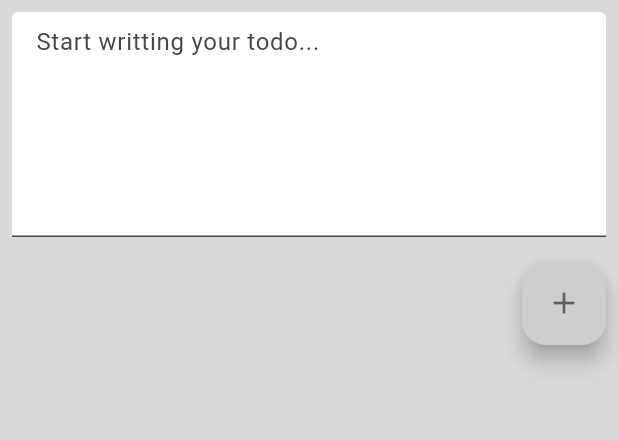
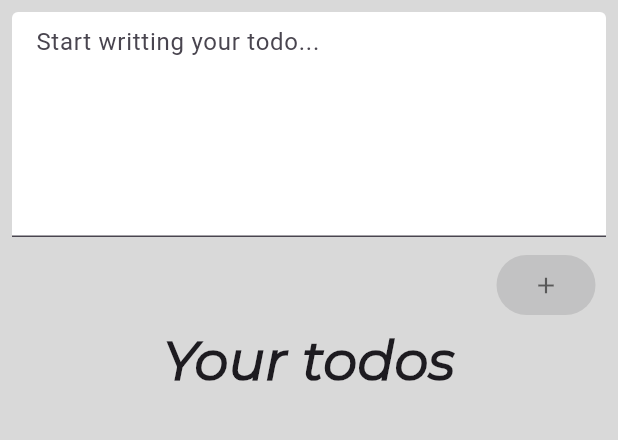
Before and after one commit to nasstis/todo-list, a Flutter app: the screen it shows after launch, on a phone screen of 412 x 824 dp, the part 84-524 px from its top. Run offline on Flutter 3.47's test engine with Material 3 defaults, Android fonts, the phone set to English and light mode, and no system bars; project files that could hold a hidden picture were left out.

Commit message:
Added title

```diff
--- a/lib/views/main_view.dart
+++ b/lib/views/main_view.dart
@@ -72,17 +72,16 @@ class _MainPageState extends State<MainPage> {
               mainAxisAlignment: MainAxisAlignment.end,
               children: [
                 Padding(
-                  padding: const EdgeInsets.all(8.0),
-                  child: FloatingActionButton(
+                  padding: const EdgeInsets.only(right: 15.0),
+                  child: ElevatedButton(
                     onPressed: isTextEmpty
                         ? null
                         : () {
                             items.add(_textController.text);
                             _textController.clear();
                           },
-                    backgroundColor: isTextEmpty
-                        ? const Color(0xFFCECECE)
-                        : const Color(0xFFF0F424),
+                    style: ElevatedButton.styleFrom(
+                        backgroundColor: const Color(0xFFF0F424)),
                     child: const Icon(
                       Icons.add,
                       color: Colors.black54,
@@ -91,9 +90,16 @@ class _MainPageState extends State<MainPage> {
                 ),
               ],
             ),
+            const Text(
+              'Your todos',
+              style: TextStyle(
+                  fontFamily: 'Montserrat',
+                  fontSize: 36,
+                  fontWeight: FontWeight.bold),
+            ),
             Expanded(
               child: Padding(
-                padding: const EdgeInsets.all(8.0),
+                padding: const EdgeInsets.all(12.0),
                 child: ListView.builder(
                   itemCount: items.length,
                   itemBuilder: (context, index) {
@@ -106,7 +112,7 @@ class _MainPageState extends State<MainPage> {
                         });
                       },
                       background: Padding(
-                        padding: const EdgeInsets.only(bottom: 10.0),
+                        padding: const EdgeInsets.only(bottom: 12.0),
                         child: Container(
                           decoration: BoxDecoration(
                               color: Colors.red,
@@ -135,7 +141,7 @@ class _MainPageState extends State<MainPage> {
                         ),
                       ),
                       child: Padding(
-                        padding: const EdgeInsets.only(bottom: 10.0),
+                        padding: const EdgeInsets.only(bottom: 12.0),
                         child: ListTile(
                           title: Text(
                             items[index],
```
